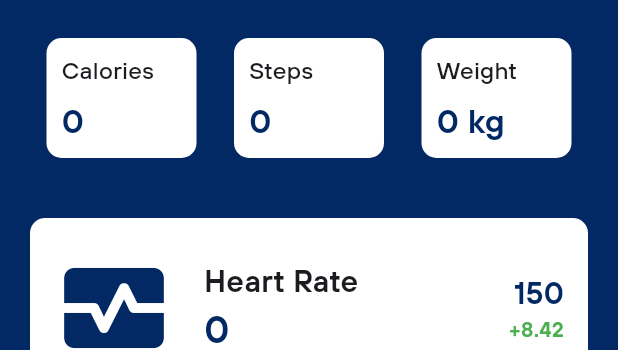
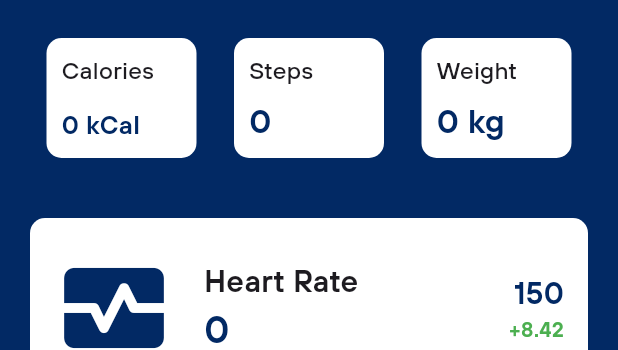
Before and after one commit to USG-APEK-Hackathon/Mobile, a Flutter app: the MainViewBody widget shown alone on an empty page, opened directly with empty values, on a phone screen of 412 x 824 dp. Shown: the part 337-687 px from the top of the screen. Run offline on Flutter 3.47's test engine with Material 3 defaults, Android fonts, the phone set to English and light mode, and no system bars; our stand-ins replace auto_route, dio, flutter_riverpod, flutter_svg, google_sign_in, image_picker; network calls fail.

Commit message:
Update Fit model and MainView UI

```diff
--- a/lib/src/app/data/model/fit.dart
+++ b/lib/src/app/data/model/fit.dart
@@ -1,3 +1,4 @@
+// ignore_for_file: public_member_api_docs, sort_constructors_first
 class Fit {
   final int? steps;
   final int? calorie;
@@ -13,8 +14,8 @@ class Fit {
 
   factory Fit.fromJson(Map<String, dynamic> json) {
     return Fit(
-      steps: json['steps'][0]['value'],
-      calorie: json['calories_extended'][0]['value'],
+      steps: json['steps_count'][0]['value'],
+      calorie: json['calories_expended'][0]['value'],
       heartMinute: json['heart_minutes'][0]['value'],
       weight: json['weight'][0]['value'],
     );
--- a/lib/src/app/presentation/main_view.dart
+++ b/lib/src/app/presentation/main_view.dart
@@ -36,7 +36,9 @@ class MainView extends StatelessWidget {
           builder: (context, snapshot) {
             if (snapshot.connectionState == ConnectionState.waiting) {
               return const Center(
-                child: CircularProgressIndicator(),
+                child: CircularProgressIndicator(
+                  color: Colors.white,
+                ),
               );
             }
             if (snapshot.hasError) {
@@ -144,9 +146,9 @@ class MainViewBody extends StatelessWidget {
                       ),
                     ),
                     Text(
-                      fit.calorie.toString(),
+                      "${fit.calorie} kCal",
                       style: const TextStyle(
-                        fontSize: 22,
+                        fontSize: 17,
                         fontWeight: FontWeight.bold,
                         color: Color(0xFF022964),
                       ),
```
Also changed, not shown: lib/src/config/client/client.dart (+7 -3 lines).
